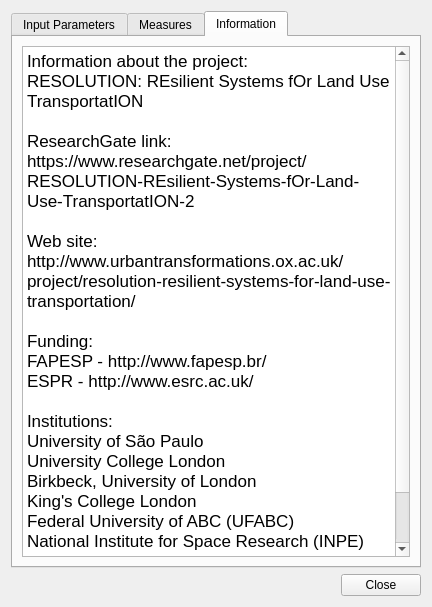
This is segreg_dialog_base.ui in sandrofsousa/Segreg as Qt 5 draws it before an edit. The edited form follows.
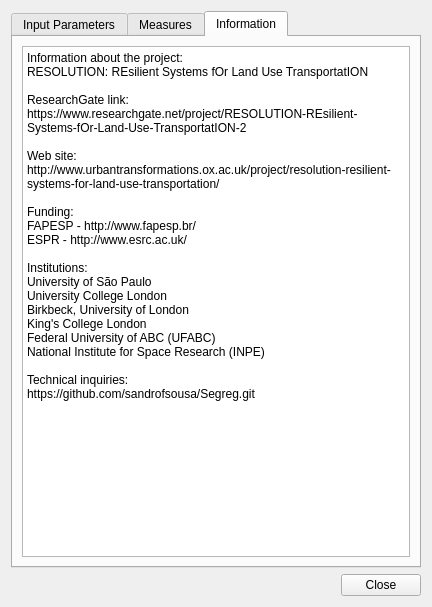
This is the edited form. The open tabs and pages were chosen to show the change.

Commit message: refactor: interface update - info tab - and general behaviour

Patch:
```diff
--- a/segreg_dialog_base.ui
+++ b/segreg_dialog_base.ui
@@ -464,30 +464,31 @@
       </attribute>
       <layout class="QVBoxLayout" name="verticalLayout_6">
        <item>
-        <widget class="QTextBrowser" name="textBrowser_2">
-         <property name="html">
-          <string>&lt;!DOCTYPE HTML PUBLIC &quot;-//W3C//DTD HTML 4.0//EN&quot; &quot;http://www.w3.org/TR/REC-html40/strict.dtd&quot;&gt;
-&lt;html&gt;&lt;head&gt;&lt;meta name=&quot;qrichtext&quot; content=&quot;1&quot; /&gt;&lt;style type=&quot;text/css&quot;&gt;
-p, li { white-space: pre-wrap; }
-&lt;/style&gt;&lt;/head&gt;&lt;body style=&quot; font-family:'.SF NS Text'; font-size:13pt; font-weight:400; font-style:normal;&quot;&gt;
-&lt;p style=&quot; margin-top:0px; margin-bottom:0px; margin-left:0px; margin-right:0px; -qt-block-indent:0; text-indent:0px;&quot;&gt;Information about the project:&lt;/p&gt;
-&lt;p style=&quot; margin-top:0px; margin-bottom:0px; margin-left:0px; margin-right:0px; -qt-block-indent:0; text-indent:0px;&quot;&gt;RESOLUTION: REsilient Systems fOr Land Use TransportatION&lt;/p&gt;
-&lt;p style=&quot; margin-top:0px; margin-bottom:0px; margin-left:0px; margin-right:0px; -qt-block-indent:0; text-indent:0px;&quot;&gt;&lt;br /&gt;ResearchGate link:&lt;/p&gt;
-&lt;p style=&quot; margin-top:0px; margin-bottom:0px; margin-left:0px; margin-right:0px; -qt-block-indent:0; text-indent:0px;&quot;&gt;https://www.researchgate.net/project/RESOLUTION-REsilient-Systems-fOr-Land-Use-TransportatION-2&lt;/p&gt;
-&lt;p style=&quot; margin-top:0px; margin-bottom:0px; margin-left:0px; margin-right:0px; -qt-block-indent:0; text-indent:0px;&quot;&gt;&lt;br /&gt;Web site:&lt;/p&gt;
-&lt;p style=&quot; margin-top:0px; margin-bottom:0px; margin-left:0px; margin-right:0px; -qt-block-indent:0; text-indent:0px;&quot;&gt;http://www.urbantransformations.ox.ac.uk/project/resolution-resilient-systems-for-land-use-transportation/&lt;/p&gt;
-&lt;p style=&quot; margin-top:0px; margin-bottom:0px; margin-left:0px; margin-right:0px; -qt-block-indent:0; text-indent:0px;&quot;&gt;&lt;br /&gt;Funding:&lt;/p&gt;
-&lt;p style=&quot; margin-top:0px; margin-bottom:0px; margin-left:0px; margin-right:0px; -qt-block-indent:0; text-indent:0px;&quot;&gt;FAPESP - http://www.fapesp.br/&lt;/p&gt;
-&lt;p style=&quot; margin-top:0px; margin-bottom:0px; margin-left:0px; margin-right:0px; -qt-block-indent:0; text-indent:0px;&quot;&gt;ESPR - http://www.esrc.ac.uk/&lt;/p&gt;
-&lt;p style=&quot; margin-top:0px; margin-bottom:0px; margin-left:0px; margin-right:0px; -qt-block-indent:0; text-indent:0px;&quot;&gt;&lt;br /&gt;Institutions:&lt;/p&gt;
-&lt;p style=&quot; margin-top:0px; margin-bottom:0px; margin-left:0px; margin-right:0px; -qt-block-indent:0; text-indent:0px;&quot;&gt;University of São Paulo&lt;/p&gt;
-&lt;p style=&quot; margin-top:0px; margin-bottom:0px; margin-left:0px; margin-right:0px; -qt-block-indent:0; text-indent:0px;&quot;&gt;University College London&lt;/p&gt;
-&lt;p style=&quot; margin-top:0px; margin-bottom:0px; margin-left:0px; margin-right:0px; -qt-block-indent:0; text-indent:0px;&quot;&gt;Birkbeck, University of London&lt;/p&gt;
-&lt;p style=&quot; margin-top:0px; margin-bottom:0px; margin-left:0px; margin-right:0px; -qt-block-indent:0; text-indent:0px;&quot;&gt;King's College London&lt;/p&gt;
-&lt;p style=&quot; margin-top:0px; margin-bottom:0px; margin-left:0px; margin-right:0px; -qt-block-indent:0; text-indent:0px;&quot;&gt;Federal University of ABC (UFABC)&lt;/p&gt;
-&lt;p style=&quot; margin-top:0px; margin-bottom:0px; margin-left:0px; margin-right:0px; -qt-block-indent:0; text-indent:0px;&quot;&gt;National Institute for Space Research (INPE)&lt;/p&gt;
-&lt;p style=&quot; margin-top:0px; margin-bottom:0px; margin-left:0px; margin-right:0px; -qt-block-indent:0; text-indent:0px;&quot;&gt;&lt;br /&gt;Technical inquiries:&lt;/p&gt;
-&lt;p style=&quot; margin-top:0px; margin-bottom:0px; margin-left:0px; margin-right:0px; -qt-block-indent:0; text-indent:0px;&quot;&gt;https://github.com/sandrofsousa/Segreg.git&lt;/p&gt;&lt;/body&gt;&lt;/html&gt;</string>
+        <widget class="QPlainTextEdit" name="plainTextEdit">
+         <property name="plainText">
+          <string>Information about the project:
+RESOLUTION: REsilient Systems fOr Land Use TransportatION
+
+ResearchGate link:
+https://www.researchgate.net/project/RESOLUTION-REsilient-Systems-fOr-Land-Use-TransportatION-2
+
+Web site:
+http://www.urbantransformations.ox.ac.uk/project/resolution-resilient-systems-for-land-use-transportation/
+
+Funding:
+FAPESP - http://www.fapesp.br/
+ESPR - http://www.esrc.ac.uk/
+
+Institutions:
+University of São Paulo
+University College London
+Birkbeck, University of London
+King's College London
+Federal University of ABC (UFABC)
+National Institute for Space Research (INPE)
+
+Technical inquiries:
+https://github.com/sandrofsousa/Segreg.git</string>
          </property>
         </widget>
        </item>
```
Left out of the diff: 28 changed lines with no effect on the pictures. The commit also changes 4 other files.
